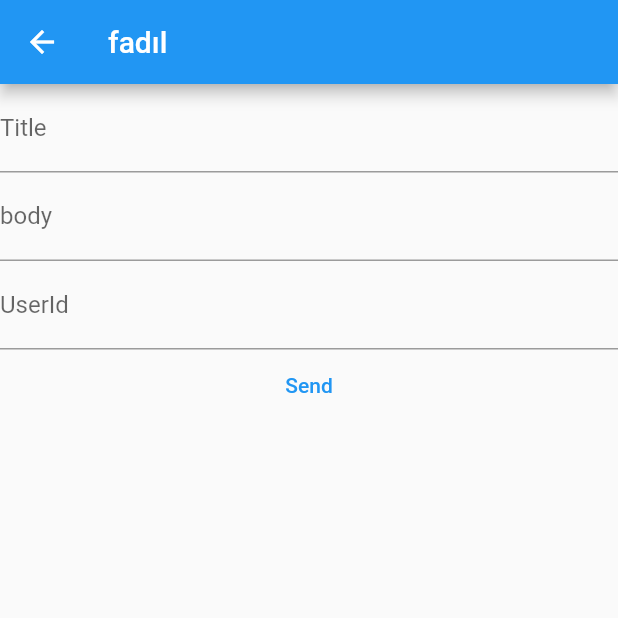
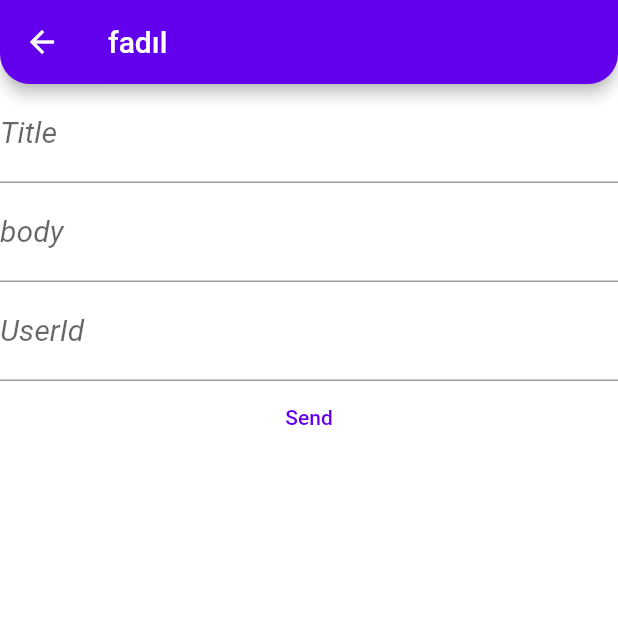
Before and after one commit to fadilbasaran/flutter_all, a Flutter app: the ServiceLearnPost screen opened directly, on a phone screen of 412 x 824 dp, the top half of it. Run offline on Flutter 3.47's test engine with Material 2 defaults, Android fonts, the phone set to English and light mode, and no system bars; our stand-ins replace dio, flutter_spinkit.

```diff
--- a/lib/202/package_learn_view.dart
+++ b/lib/202/package_learn_view.dart
@@ -1,6 +1,5 @@
 import 'package:flutter/material.dart';
 import 'package:flutter_full_learn/202/package/loading_bar.dart';
-import 'package:url_launcher/url_launcher_string.dart';
 
 import 'package/launch_manager.dart';
 
--- a/lib/202/theme/light_theme.dart
+++ b/lib/202/theme/light_theme.dart
@@ -1,11 +1,30 @@
 import 'package:flutter/material.dart';
 
 class LightTheme {
-  ThemeData theme = ThemeData(
+  final _lightColor = _LightColor();
 
+  late ThemeData theme = ThemeData(
+      appBarTheme: const AppBarTheme(
+          shape: RoundedRectangleBorder(
+              borderRadius:
+                  BorderRadius.vertical(bottom: Radius.circular(20)))),
+      scaffoldBackgroundColor: Colors.white.withOpacity(0.9),
+      floatingActionButtonTheme:
+          const FloatingActionButtonThemeData(backgroundColor: Colors.orange),
+      buttonTheme: ButtonThemeData(
+        colorScheme: ColorScheme.light(
+            onPrimary: Colors.purple, onSecondary: _lightColor.textColor),
+      ),
+      colorScheme: const ColorScheme.light(),
+      checkboxTheme: CheckboxThemeData(
+        fillColor: MaterialStateProperty.all(Colors.green),
+      ),
+      textTheme: ThemeData.light().textTheme.copyWith(
+          subtitle1:
+              const TextStyle(fontStyle: FontStyle.italic, fontSize: 20)));
+}
 
-    floatingActionButtonTheme: FloatingActionButtonThemeData(
-
-    )
-  );
+class _LightColor {
+  final Color textColor = const Color.fromARGB(255, 15, 13, 13);
+  final Color blueMania = const Color.fromARGB(255, 22, 56, 84);
 }
```
Also changed, not shown: lib/202/theme_learn_view.dart (+30 -0 lines), lib/202/widget_size_enum_learn.dart (added, +38 -0 lines), lib/demos/password_text_field.dart (added, +10 -0 lines), lib/main.dart (+3 -5 lines).
